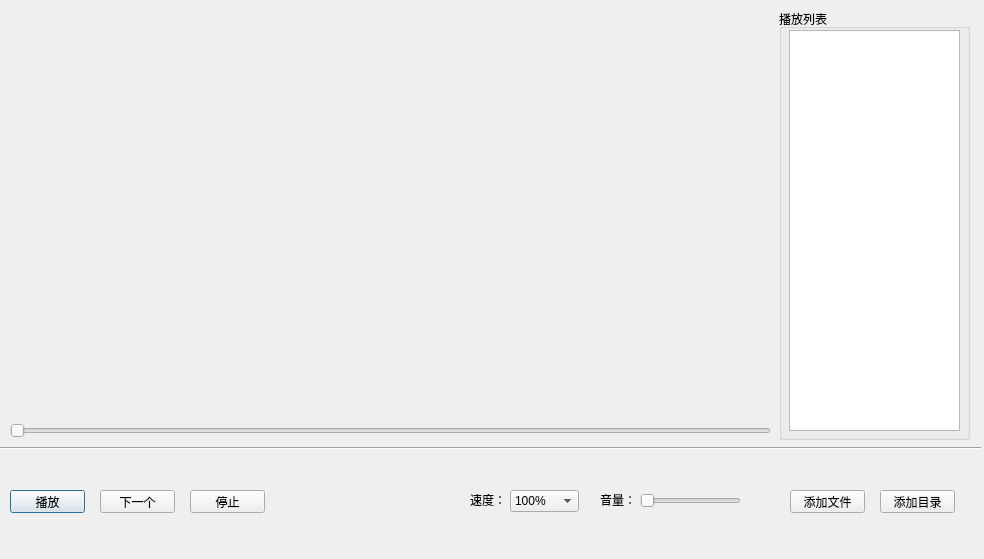
TengDK7/QTPractice, file SummaryTool/VidioPalyDlg.ui: the form before one commit.
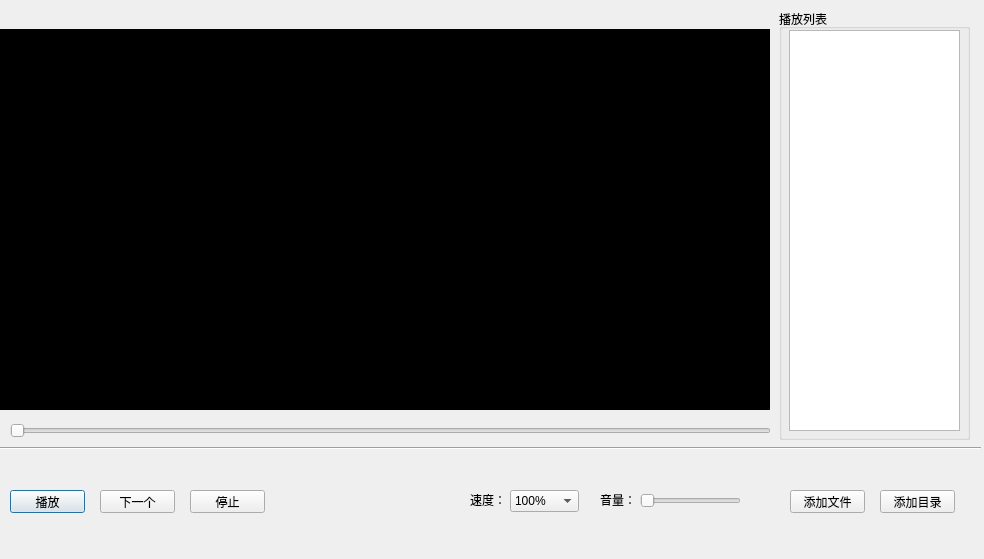
The form after the commit. Icons and pictures are not drawn.

Commit message: 视频播放功能完善

Diff of the .ui file:
```diff
--- a/SummaryTool/VidioPalyDlg.ui
+++ b/SummaryTool/VidioPalyDlg.ui
@@ -26,6 +26,9 @@
      <height>381</height>
     </rect>
    </property>
+   <property name="styleSheet">
+    <string notr="true">background-color: rgb(0, 0, 0);</string>
+   </property>
   </widget>
   <widget class="Line" name="line">
    <property name="geometry">
```
The commit also changes 2 other files.
